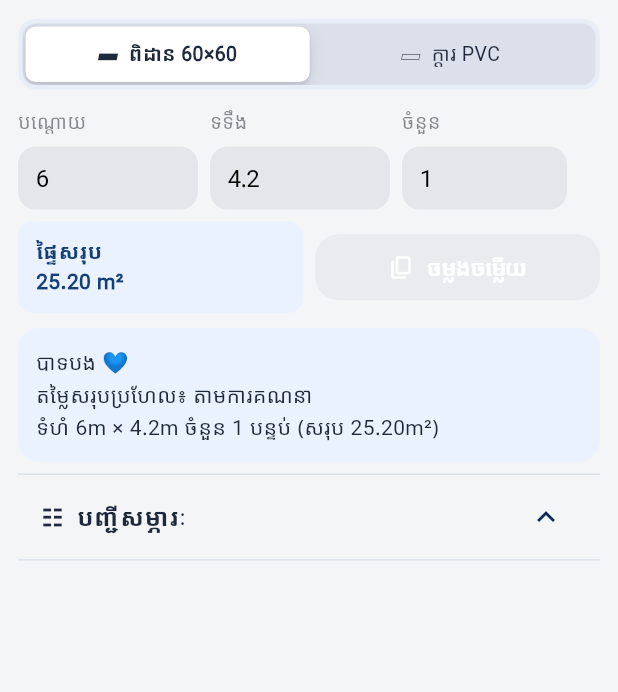
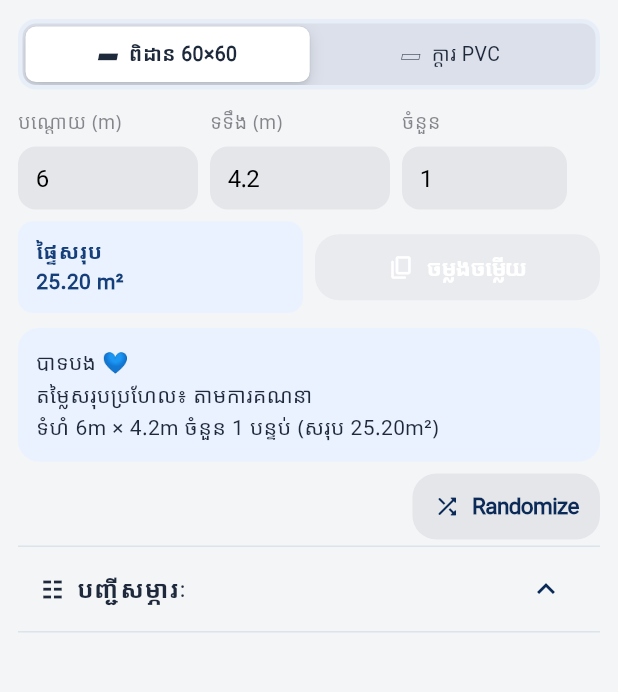
Before and after one commit to HoeunRaksa/MediaFlow, a Flutter app: the FacebookCommentReplyPage widget shown alone on an empty page, opened directly, on a phone screen of 412 x 824 dp, the part 143-835 px from its top. Run offline on Flutter 3.47's test engine with Material 3 defaults, Android fonts, the phone set to English and light mode, and no system bars; our stand-ins replace pdf, printing, web; missing offline and left inert: clipboard, dart:ffi, file_selector.

Commit message:
Upgrade PVC comment reply workflow

```diff
--- a/lib/features/materials/presentation/facebook_comment_reply_page.dart
+++ b/lib/features/materials/presentation/facebook_comment_reply_page.dart
@@ -14,6 +14,7 @@ import '../../ceiling_calculator/presentation/screens/ceiling_calculator_screen.
 import '../../pvc_quantity_calculator/data/pvc_physical_catalog.dart';
 import '../../pvc_quantity_calculator/domain/pvc_quantity_calculation_service.dart';
 import '../../pvc_quantity_calculator/domain/pvc_quantity_models.dart';
+import '../../pvc_quantity_calculator/domain/pvc_khmer_replies.dart';
 
 /// Compact one-page workflow for answering a Facebook comment quickly.
 class FacebookCommentReplyPage extends StatefulWidget {
@@ -28,6 +29,7 @@ class _FacebookCommentReplyPageState extends State<FacebookCommentReplyPage> {
   final _count = TextEditingController(text: '1');
   final _price = TextEditingController();
   final _ceilingReplies = CeilingKhmerReplies();
+  final _pvcReplies = PvcKhmerReplies()..next();
   int _category = 0;
   bool _copying = false;
   String? _feedback;
@@ -56,7 +58,9 @@ class _FacebookCommentReplyPageState extends State<FacebookCommentReplyPage> {
       final zones = products.map((p) => PvcQuantityZone(id: p.sortOrder, name: p.nameKhmer, product: p, inputMode: p.isLinearAccessory ? PvcZoneInputMode.perimeterStrip : PvcZoneInputMode.dimensions, lengthM: l, widthM: w, stripWidthM: p.widthMm == null ? null : p.widthMm! / 1000)).toList();
       try {
         final result = await PvcQuantityCalculationService().calculate(groups: [PvcMeasurementGroup(id: 1, name: 'Facebook', inputMode: PvcGroupInputMode.dimensions, roomCount: n, lengthM: l, widthM: w, zones: zones)]);
-        _lines = [for (final row in result.products) '${row.product.nameKhmer}: ${row.quantity} ${row.unitLabel}'];
+        final price = double.tryParse(_price.text.trim()) ?? 0;
+        final total = result.products.fold<double>(0, (sum, row) => sum + row.quantity * price);
+        _lines = [for (final row in result.products) '${row.product.nameKhmer}: ${row.quantity} ${row.unitLabel}', if (price > 0) 'តម្លៃប៉ាន់ស្មាន៖ \$${total.toStringAsFixed(2)}'];
       } on UnsupportedError {
         _lines = const ['PVC exact cutting layout is available in the native calculator.'];
       }
@@ -64,8 +68,9 @@ class _FacebookCommentReplyPageState extends State<FacebookCommentReplyPage> {
     if (mounted) setState(() {});
   }
 
-  String get _reply { final measurement = 'ទំហំ ${_length.text}m × ${_width.text}m ចំនួន ${_count.text} បន្ទប់ (សរុប ${_area.toStringAsFixed(2)}m²)'; return _category == 0 ? _ceilingReplies.render(CeilingReplyData(priceRange: 'តាមការគណនា', details: [measurement, ..._lines])) : ['សួស្តីបង 🙏', 'ក្ដារ PVC៖ $measurement', ..._lines].join('\n'); }
-  Future<void> _copy() async { if (_copying || _lines.isEmpty) return; setState(() { _copying = true; _feedback = null; }); try { await Clipboard.setData(ClipboardData(text: _reply)); if (mounted) setState(() => _feedback = 'បានចម្លងរួចរាល់'); } catch (_) { if (mounted) setState(() => _feedback = 'មិនអាចចម្លងបានទេ'); } finally { if (mounted) setState(() => _copying = false); } }
+  String get _reply { final measurement = 'ទំហំ ${_length.text}m × ${_width.text}m ចំនួន ${_count.text} បន្ទប់ (សរុប ${_area.toStringAsFixed(2)}m²)'; return _category == 0 ? _ceilingReplies.render(CeilingReplyData(priceRange: 'តាមការគណនា', details: [measurement, ..._lines])) : ['${_pvcReplies.reply(_price.text).split(' ').first} 🙏', 'ក្ដារ PVC៖ $measurement', ..._lines].join('\n'); }
+  Future<void> _copy() async { if (_copying || _lines.isEmpty) return; setState(() { _copying = true; _feedback = null; }); try { await Clipboard.setData(ClipboardData(text: _reply)); if (mounted) setState(() { if (_category == 0) { _ceilingReplies.next(); } else { _pvcReplies.next(); } _feedback = 'បានចម្លងរួចរាល់ — ចម្លើយថ្មីរួចរាល់'; }); } catch (_) { if (mounted) setState(() => _feedback = 'មិនអាចចម្លងបានទេ'); } finally { if (mounted) setState(() => _copying = false); } }
+  void _randomize() { setState(() { if (_category == 0) { _ceilingReplies.next(); } else { _pvcReplies.next(); } _feedback = null; }); }
 
   @override
   Widget build(BuildContext context) => IPhonePage(title: 'Facebook Reply', child: ListView(padding: const EdgeInsets.fromLTRB(12, 8, 12, 28), children: [
@@ -73,10 +78,11 @@ class _FacebookCommentReplyPageState extends State<FacebookCommentReplyPage> {
     const SizedBox(height: 8),
     Container(padding: const EdgeInsets.all(3), decoration: BoxDecoration(color: const Color(0xFFE8EEF8), borderRadius: BorderRadius.circular(12)), child: CupertinoSlidingSegmentedControl<int>(groupValue: _category, onValueChanged: (v) { if (v != null) setState(() { _category = v; _feedback = null; }); _schedule(); }, children: const {0: Padding(padding: EdgeInsets.symmetric(vertical: 9), child: Text('▰  ពិដាន 60×60')), 1: Padding(padding: EdgeInsets.symmetric(vertical: 9), child: Text('▱  ក្ដារ PVC'))})),
     const SizedBox(height: 12),
-    Wrap(spacing: 8, runSpacing: 8, children: [SizedBox(width: 120, child: AdaptiveTextField(controller: _length, keyboardType: TextInputType.number, decoration: const InputDecoration(labelText: 'បណ្ដោយ'))), SizedBox(width: 120, child: AdaptiveTextField(controller: _width, keyboardType: TextInputType.number, decoration: const InputDecoration(labelText: 'ទទឹង'))), SizedBox(width: 110, child: AdaptiveTextField(controller: _count, keyboardType: TextInputType.number, decoration: const InputDecoration(labelText: 'ចំនួន')))]),
+    Wrap(spacing: 8, runSpacing: 8, children: [SizedBox(width: 120, child: AdaptiveTextField(controller: _length, keyboardType: TextInputType.number, decoration: InputDecoration(labelText: _category == 0 ? 'បណ្ដោយ (m)' : 'កម្ពស់ (m)'))), SizedBox(width: 120, child: AdaptiveTextField(controller: _width, keyboardType: TextInputType.number, decoration: const InputDecoration(labelText: 'ទទឹង (m)'))), SizedBox(width: 110, child: AdaptiveTextField(controller: _count, keyboardType: TextInputType.number, decoration: const InputDecoration(labelText: 'ចំនួន'))), if (_category == 1) SizedBox(width: 120, child: AdaptiveTextField(controller: _price, keyboardType: const TextInputType.numberWithOptions(decimal: true), decoration: const InputDecoration(labelText: 'តម្លៃ / សន្លឹក')))]),
     const SizedBox(height: 8), Row(children: [Expanded(child: Container(padding: const EdgeInsets.symmetric(horizontal: 12, vertical: 10), decoration: BoxDecoration(color: const Color(0xFFEAF2FF), borderRadius: BorderRadius.circular(10)), child: Text('ផ្ទៃសរុប\n${_area.toStringAsFixed(2)} m²', style: const TextStyle(color: Color(0xFF163F7A), fontWeight: FontWeight.w800)))), const SizedBox(width: 8), Expanded(child: AdaptiveActionButton.filledIcon(key: const ValueKey('facebook-copy-reply'), onPressed: _lines.isEmpty || _copying ? null : _copy, icon: const Icon(Icons.copy_rounded, size: 18), label: const Text('ចម្លងចម្លើយ')))]),
     if (_feedback != null) Padding(padding: const EdgeInsets.only(top: 6), child: Semantics(liveRegion: true, child: Text(_feedback!))),
     const SizedBox(height: 10), Container(padding: const EdgeInsets.all(12), decoration: BoxDecoration(color: const Color(0xFFEAF2FF), borderRadius: BorderRadius.circular(14)), child: SelectableText(_reply.isEmpty ? 'បញ្ចូលទំហំ ដើម្បីបង្កើតចម្លើយ។' : _reply, style: const TextStyle(fontFamily: 'NotoSansKhmer', height: 1.5))),
-    const SizedBox(height: 8), ExpansionTile(title: const Text('☷  បញ្ជីសម្ភារៈ', style: TextStyle(fontWeight: FontWeight.w800)), initiallyExpanded: true, children: [for (final line in _lines) ListTile(dense: true, leading: const Icon(Icons.crop_square_rounded, size: 24, color: Colors.blueGrey), title: Text(line), trailing: const Icon(Icons.chevron_right_rounded))]),
+    const SizedBox(height: 8), Row(mainAxisAlignment: MainAxisAlignment.end, children: [AdaptiveActionButton.outlinedIcon(onPressed: _randomize, icon: const Icon(Icons.shuffle_rounded, size: 18), label: const Text('Randomize'))]),
+    const SizedBox(height: 4), ExpansionTile(title: const Text('☷  បញ្ជីសម្ភារៈ', style: TextStyle(fontWeight: FontWeight.w800)), initiallyExpanded: true, children: [for (final line in _lines) ListTile(dense: true, leading: const Icon(Icons.crop_square_rounded, size: 24, color: Colors.blueGrey), title: Text(line), trailing: const Icon(Icons.chevron_right_rounded))]),
   ]));
 }
```
